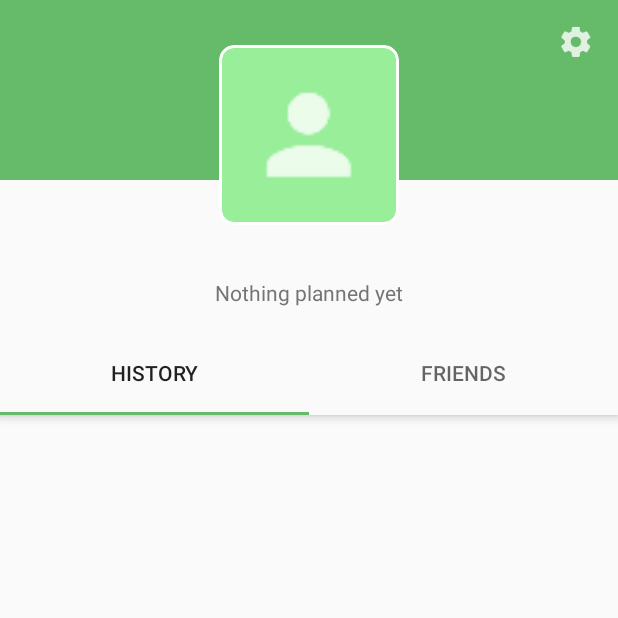
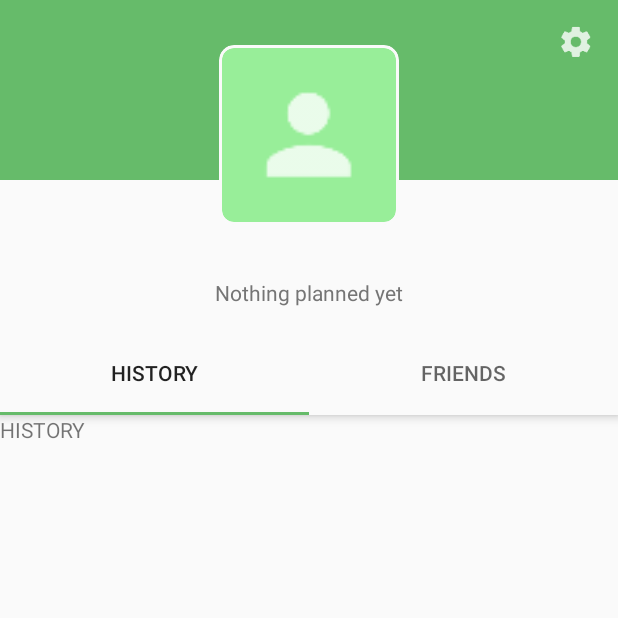
Before and after one commit to Philgerb93/pocket-camping, an Android app: the fragment ProfileFragment placed in its activity, on a phone screen of 412 x 824 dp, the top half of it. Run offline under Robolectric (Android 15) with nearby library versions, the phone set to English and light mode, and no system bars; our stand-ins replace Firebase (no records; nobody signed in at launch, a user with empty details on screens opened directly).

Commit message:
Fix ViewPager bug within Profile Fragment
The ViewPager wouldn't return History and Friends
fragments after the first time.

```diff
--- a/app/src/main/java/com/philippegerbeau/pocketcamping/activities/HomeActivity.java
+++ b/app/src/main/java/com/philippegerbeau/pocketcamping/activities/HomeActivity.java
@@ -14,10 +14,6 @@ import com.philippegerbeau.pocketcamping.fragments.ProfileFragment;
 import com.philippegerbeau.pocketcamping.fragments.StayFragment;
 
 public class HomeActivity extends AppCompatActivity {
-    Fragment stayFragment;
-    Fragment alertsFragment;
-    Fragment profileFragment;
-
     ImageButton homeButton;
     ImageButton alertsButton;
     ImageButton profileButton;
@@ -27,16 +23,12 @@ public class HomeActivity extends AppCompatActivity {
         super.onCreate(savedInstanceState);
         setContentView(R.layout.activity_home);
 
-        stayFragment = new StayFragment();
-        alertsFragment = new AlertsFragment();
-        profileFragment = new ProfileFragment();
-
         homeButton = (ImageButton) findViewById(R.id.action_home);
         alertsButton = (ImageButton) findViewById(R.id.action_alerts);
         profileButton = (ImageButton) findViewById(R.id.action_profile);
 
-        getSupportFragmentManager().beginTransaction().replace(
-                R.id.fragment_container, stayFragment).commit();
+        getSupportFragmentManager().beginTransaction().add(
+                R.id.fragment_container, new StayFragment()).commit();
     }
 
     public void navigate(View view) {
@@ -55,7 +47,7 @@ public class HomeActivity extends AppCompatActivity {
 
     private void toHome() {
         getSupportFragmentManager().beginTransaction().replace(
-                R.id.fragment_container, stayFragment).commit();
+                R.id.fragment_container, new StayFragment()).commit();
         homeButton.setColorFilter(ContextCompat.getColor(this, R.color.colorPrimary));
         alertsButton.setColorFilter(ContextCompat.getColor(this, R.color.colorTextPrimary));
         profileButton.setColorFilter(ContextCompat.getColor(this, R.color.colorTextPrimary));
@@ -63,7 +55,7 @@ public class HomeActivity extends AppCompatActivity {
 
     private void toAlerts() {
         getSupportFragmentManager().beginTransaction().replace(
-                R.id.fragment_container, alertsFragment).commit();
+                R.id.fragment_container, new AlertsFragment()).commit();
 
         homeButton.setColorFilter(ContextCompat.getColor(this, R.color.colorTextPrimary));
         alertsButton.setColorFilter(ContextCompat.getColor(this, R.color.colorPrimary));
@@ -72,7 +64,7 @@ public class HomeActivity extends AppCompatActivity {
 
     private void toProfile() {
         getSupportFragmentManager().beginTransaction().replace(
-                R.id.fragment_container, profileFragment).commit();
+                R.id.fragment_container, new ProfileFragment()).commit();
 
         homeButton.setColorFilter(ContextCompat.getColor(this, R.color.colorTextPrimary));
         alertsButton.setColorFilter(ContextCompat.getColor(this, R.color.colorTextPrimary));
--- a/app/src/main/java/com/philippegerbeau/pocketcamping/adapters/ProfileViewPagerAdapter.java
+++ b/app/src/main/java/com/philippegerbeau/pocketcamping/adapters/ProfileViewPagerAdapter.java
@@ -15,6 +15,7 @@ public class ProfileViewPagerAdapter extends FragmentPagerAdapter {
     public ProfileViewPagerAdapter(FragmentManager fm, Context context){
         super(fm);
         this.context = context;
+        System.out.println("ADAPTER CREATED");
     }
 
     @Override
--- a/app/src/main/java/com/philippegerbeau/pocketcamping/fragments/ProfileFragment.java
+++ b/app/src/main/java/com/philippegerbeau/pocketcamping/fragments/ProfileFragment.java
@@ -49,8 +49,7 @@ public class ProfileFragment extends Fragment {
     private void initViewPager(View view) {
         ViewPager viewPager = view.findViewById(R.id.view_pager);
         PagerAdapter pagerAdapter =
-                new ProfileViewPagerAdapter(getActivity().
-                        getSupportFragmentManager(), getActivity());
+                new ProfileViewPagerAdapter(getChildFragmentManager(), getActivity());
         viewPager.setAdapter(pagerAdapter);
 
         TabLayout tabLayout = view.findViewById(R.id.tab_layout);
--- a/app/src/main/res/layout/fragment_alerts.xml
+++ b/app/src/main/res/layout/fragment_alerts.xml
@@ -4,10 +4,4 @@
     android:layout_height="match_parent"
     tools:context="com.philippegerbeau.pocketcamping.fragments.AlertsFragment">
 
-    <!-- TODO: Update blank fragment layout -->
-    <TextView
-        android:layout_width="match_parent"
-        android:layout_height="match_parent"
-        android:text="@string/hello_blank_fragment" />
-
 </FrameLayout>
--- a/app/src/main/res/layout/fragment_friends.xml
+++ b/app/src/main/res/layout/fragment_friends.xml
@@ -4,4 +4,9 @@
     android:layout_height="match_parent"
     tools:context="com.philippegerbeau.pocketcamping.fragments.FriendsFragment">
 
+    <TextView
+        android:layout_width="wrap_content"
+        android:layout_height="wrap_content"
+        android:text="FRIENDS"/>
+
 </FrameLayout>
--- a/app/src/main/res/layout/fragment_history.xml
+++ b/app/src/main/res/layout/fragment_history.xml
@@ -4,4 +4,9 @@
     android:layout_height="match_parent"
     tools:context="com.philippegerbeau.pocketcamping.fragments.HistoryFragment">
 
+    <TextView
+        android:layout_width="wrap_content"
+        android:layout_height="wrap_content"
+        android:text="HISTORY"/>
+
 </FrameLayout>
--- a/app/src/main/res/layout/fragment_profile.xml
+++ b/app/src/main/res/layout/fragment_profile.xml
@@ -38,7 +38,8 @@
                 android:shape="ring"
                 android:thicknessRatio="1.9"
                 android:layout_centerHorizontal="true"
-                android:layout_marginTop="30dp">
+                android:layout_marginTop="30dp"
+                android:backgroundTint="@color/colorBackground">
 
                 <android.support.v7.widget.CardView
                     android:layout_width="116dp"
```
Also changed, not shown: app/src/main/res/layout/activity_sign_in.xml (+7 -7 lines).
